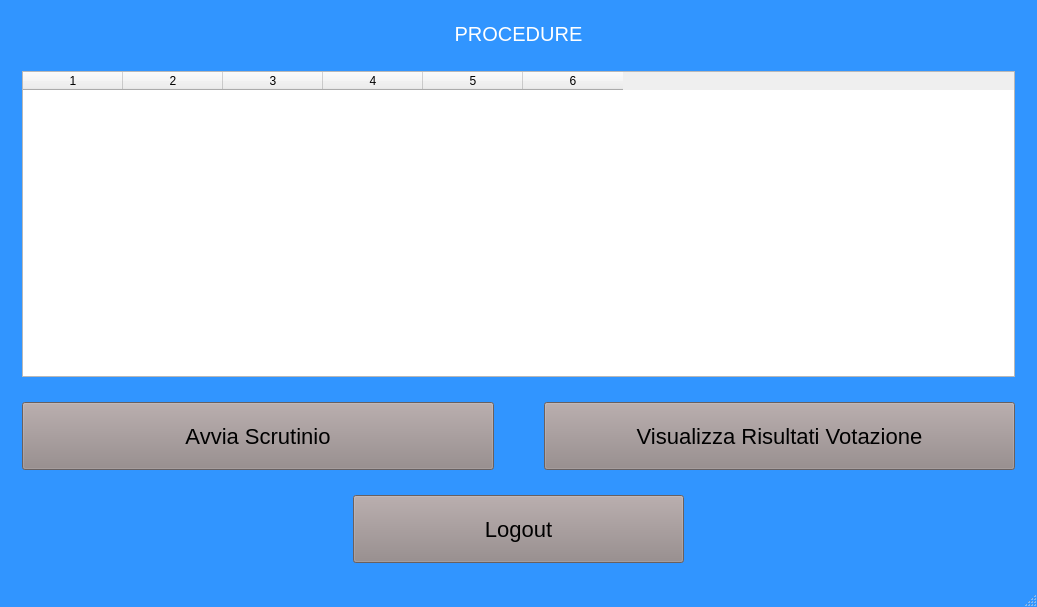
This is mainwindowrp.ui in giuseppedifatta/SistemaRP as Qt 5 draws it before an edit. The edited form follows.
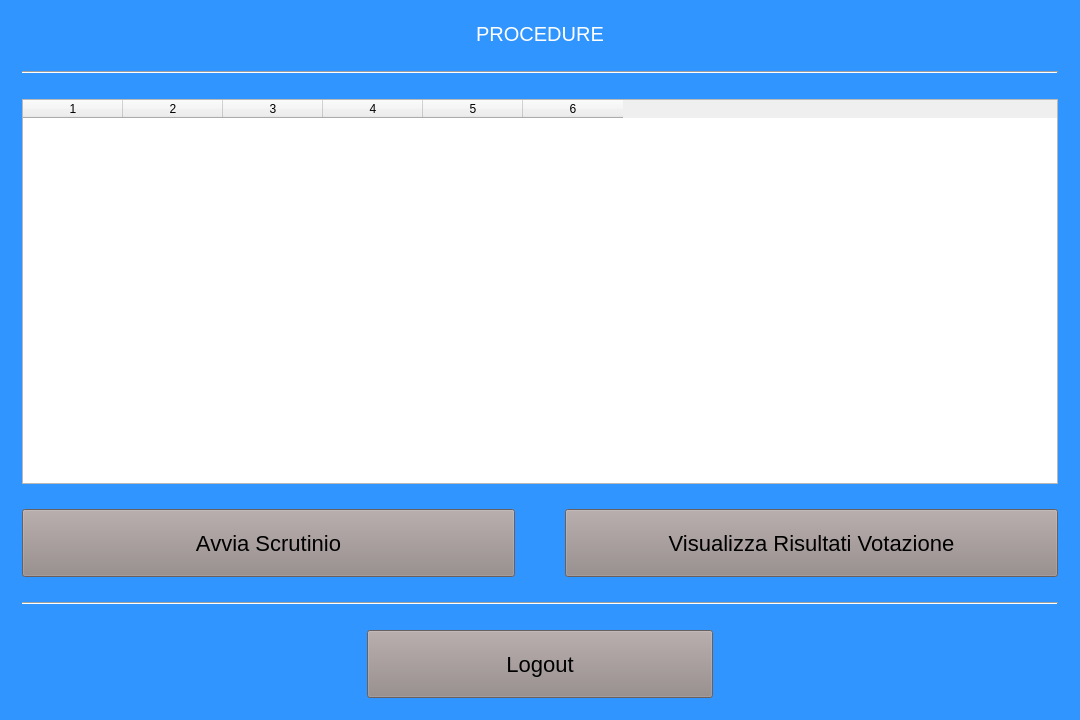
This is the edited form. The open tabs and pages were chosen to show the change.

Commit message: migliorata interfaccia e aggiunta funzione per la ricezione del file xml contenente i risultati di voto

Diff of the .ui file:
```diff
--- a/mainwindowrp.ui
+++ b/mainwindowrp.ui
@@ -6,8 +6,8 @@
    <rect>
     <x>0</x>
     <y>0</y>
-    <width>1037</width>
-    <height>607</height>
+    <width>1080</width>
+    <height>720</height>
    </rect>
   </property>
   <property name="windowTitle">
@@ -153,52 +153,29 @@
       <widget class="QWidget" name="page_visualizzaProcedurePersonali">
        <layout class="QVBoxLayout" name="verticalLayout_3">
         <item>
-         <layout class="QGridLayout" name="gridLayout_2" rowstretch="0,0,0,0">
+         <layout class="QGridLayout" name="gridLayout_2" rowstretch="0,0,0,0,0,0,0">
           <property name="verticalSpacing">
            <number>25</number>
           </property>
-          <item row="3" column="0">
-           <layout class="QHBoxLayout" name="horizontalLayout_3">
-            <item>
-             <spacer name="horizontalSpacer">
-              <property name="orientation">
-               <enum>Qt::Horizontal</enum>
-              </property>
-              <property name="sizeHint" stdset="0">
-               <size>
-                <width>40</width>
-                <height>20</height>
-               </size>
-              </property>
-             </spacer>
-            </item>
-            <item>
-             <widget class="QPushButton" name="pushButton_logout">
-              <property name="sizePolicy">
-               <sizepolicy hsizetype="MinimumExpanding" vsizetype="Fixed">
-                <horstretch>0</horstretch>
-                <verstretch>0</verstretch>
-               </sizepolicy>
-              </property>
-              <property name="text">
-               <string>Logout</string>
-              </property>
-             </widget>
-            </item>
-            <item>
-             <spacer name="horizontalSpacer_2">
-              <property name="orientation">
-               <enum>Qt::Horizontal</enum>
-              </property>
-              <property name="sizeHint" stdset="0">
-               <size>
-                <width>40</width>
-                <height>20</height>
-               </size>
-              </property>
-             </spacer>
-            </item>
-           </layout>
+          <item row="1" column="0">
+           <widget class="Line" name="line">
+            <property name="orientation">
+             <enum>Qt::Horizontal</enum>
+            </property>
+           </widget>
+          </item>
+          <item row="2" column="0">
+           <widget class="QTableWidget" name="tableWidget_vistaProcedure">
+            <property name="columnCount">
+             <number>6</number>
+            </property>
+            <column/>
+            <column/>
+            <column/>
+            <column/>
+            <column/>
+            <column/>
+           </widget>
           </item>
           <item row="0" column="0">
            <widget class="QLabel" name="label_titleProcedure">
@@ -210,7 +187,7 @@
             </property>
            </widget>
           </item>
-          <item row="2" column="0">
+          <item row="3" column="0">
            <layout class="QHBoxLayout" name="horizontalLayout_2">
             <property name="spacing">
              <number>50</number>
@@ -231,17 +208,54 @@
             </item>
            </layout>
           </item>
-          <item row="1" column="0">
-           <widget class="QTableWidget" name="tableWidget_vistaProcedure">
-            <property name="columnCount">
-             <number>6</number>
+          <item row="6" column="0">
+           <layout class="QHBoxLayout" name="horizontalLayout_3">
+            <item>
+             <spacer name="horizontalSpacer">
+              <property name="orientation">
+               <enum>Qt::Horizontal</enum>
+              </property>
+              <property name="sizeHint" stdset="0">
+               <size>
+                <width>40</width>
+                <height>20</height>
+               </size>
+              </property>
+             </spacer>
+            </item>
+            <item>
+             <widget class="QPushButton" name="pushButton_logout">
+              <property name="sizePolicy">
+               <sizepolicy hsizetype="MinimumExpanding" vsizetype="Fixed">
+                <horstretch>0</horstretch>
+                <verstretch>0</verstretch>
+               </sizepolicy>
+              </property>
+              <property name="text">
+               <string>Logout</string>
+              </property>
+             </widget>
+            </item>
+            <item>
+             <spacer name="horizontalSpacer_2">
+              <property name="orientation">
+               <enum>Qt::Horizontal</enum>
+              </property>
+              <property name="sizeHint" stdset="0">
+               <size>
+                <width>40</width>
+                <height>20</height>
+               </size>
+              </property>
+             </spacer>
+            </item>
+           </layout>
+          </item>
+          <item row="4" column="0">
+           <widget class="Line" name="line_2">
+            <property name="orientation">
+             <enum>Qt::Horizontal</enum>
             </property>
-            <column/>
-            <column/>
-            <column/>
-            <column/>
-            <column/>
-            <column/>
            </widget>
           </item>
          </layout>
@@ -334,7 +348,6 @@
     </item>
    </layout>
   </widget>
-  <widget class="QStatusBar" name="statusBar"/>
  </widget>
  <layoutdefault spacing="6" margin="11"/>
  <resources/>
```
Left out of the diff: 2 changed lines with no effect on the pictures. The commit also changes 6 other files.
